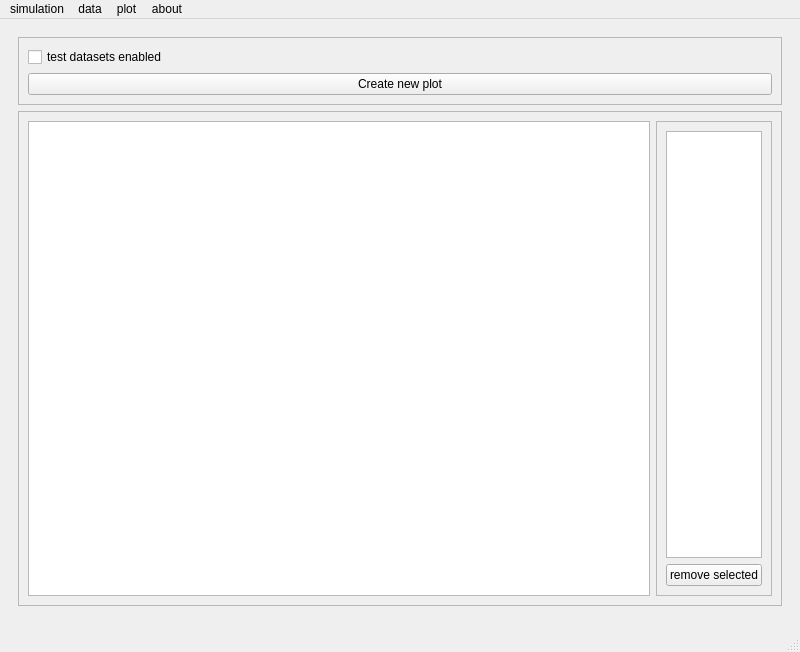
Old version of the form ui/psychsim-gui-main.ui in the repository usc-psychsim/psychsim-eval-gui.
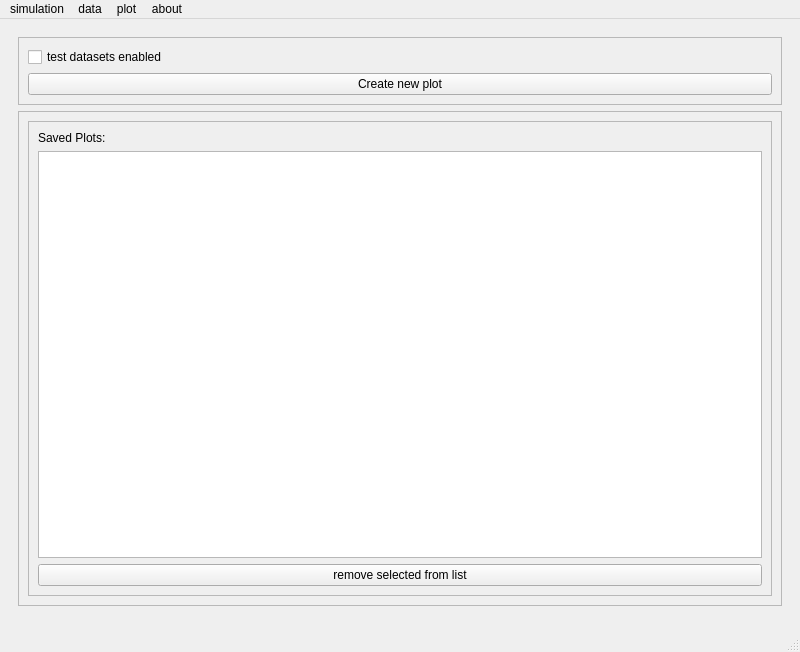
New version of the form.

```diff
--- a/ui/psychsim-gui-main.ui
+++ b/ui/psychsim-gui-main.ui
@@ -795,6 +795,12 @@
         </item>
         <item>
          <widget class="QFrame" name="frame_10">
+          <property name="sizePolicy">
+           <sizepolicy hsizetype="Preferred" vsizetype="Expanding">
+            <horstretch>0</horstretch>
+            <verstretch>0</verstretch>
+           </sizepolicy>
+          </property>
           <property name="frameShape">
            <enum>QFrame::StyledPanel</enum>
           </property>
@@ -802,9 +808,6 @@
            <enum>QFrame::Raised</enum>
           </property>
           <layout class="QHBoxLayout" name="horizontalLayout_4">
-           <item>
-            <widget class="QTextBrowser" name="plot_output"/>
-           </item>
            <item>
             <widget class="QFrame" name="frame_13">
              <property name="sizePolicy">
@@ -820,6 +823,19 @@
               <enum>QFrame::Raised</enum>
              </property>
              <layout class="QVBoxLayout" name="verticalLayout_12">
+              <item>
+               <widget class="QLabel" name="label_11">
+                <property name="sizePolicy">
+                 <sizepolicy hsizetype="Fixed" vsizetype="Fixed">
+                  <horstretch>0</horstretch>
+                  <verstretch>0</verstretch>
+                 </sizepolicy>
+                </property>
+                <property name="text">
+                 <string>Saved Plots:</string>
+                </property>
+               </widget>
+              </item>
               <item>
                <widget class="QListWidget" name="plot_listwidget">
                 <property name="sizePolicy">
@@ -839,7 +855,7 @@
               <item>
                <widget class="QPushButton" name="remove_plot_button">
                 <property name="text">
-                 <string>remove selected</string>
+                 <string>remove selected from list</string>
                 </property>
                </widget>
               </item>
```
Left out of the diff: 6 changed lines with no effect on the pictures.
